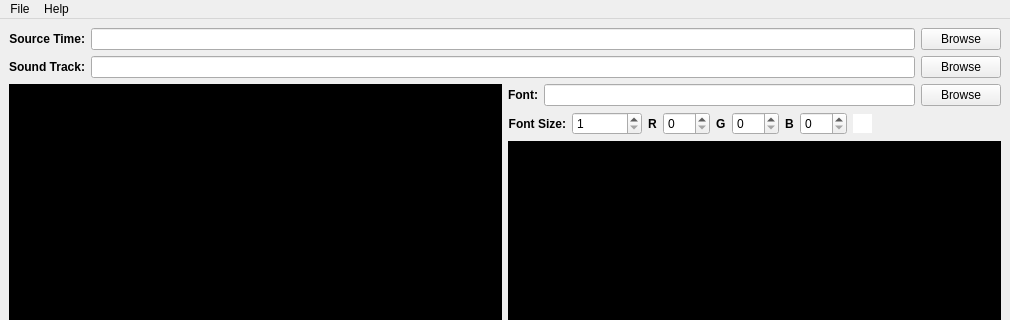
dgaiero/SubVid, file layouts/main_dialog.ui: the form before one commit; both pictures show x 0 to 1010 and y 0 to 320 of the 1010 by 523 pixel window.
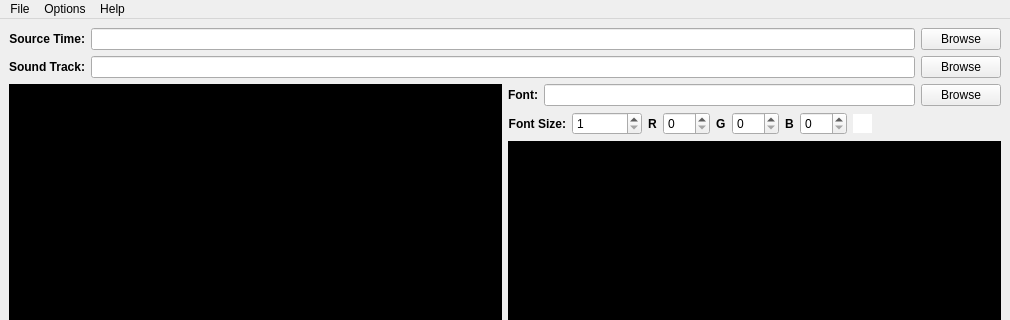
The form after the commit. Icons and pictures are not drawn.

Commit message: feat: regenerate UI

```diff
--- a/layouts/main_dialog.ui
+++ b/layouts/main_dialog.ui
@@ -647,7 +647,14 @@
     </property>
     <addaction name="actionAbout"/>
    </widget>
+   <widget class="QMenu" name="menuOptions">
+    <property name="title">
+     <string>Options</string>
+    </property>
+    <addaction name="actionTheme"/>
+   </widget>
    <addaction name="menuFile"/>
+   <addaction name="menuOptions"/>
    <addaction name="menuHelp"/>
   </widget>
   <widget class="QStatusBar" name="statusbar">
```
Left out of the diff: 5 changed lines with no effect on the pictures. The commit also changes 5 other files.
